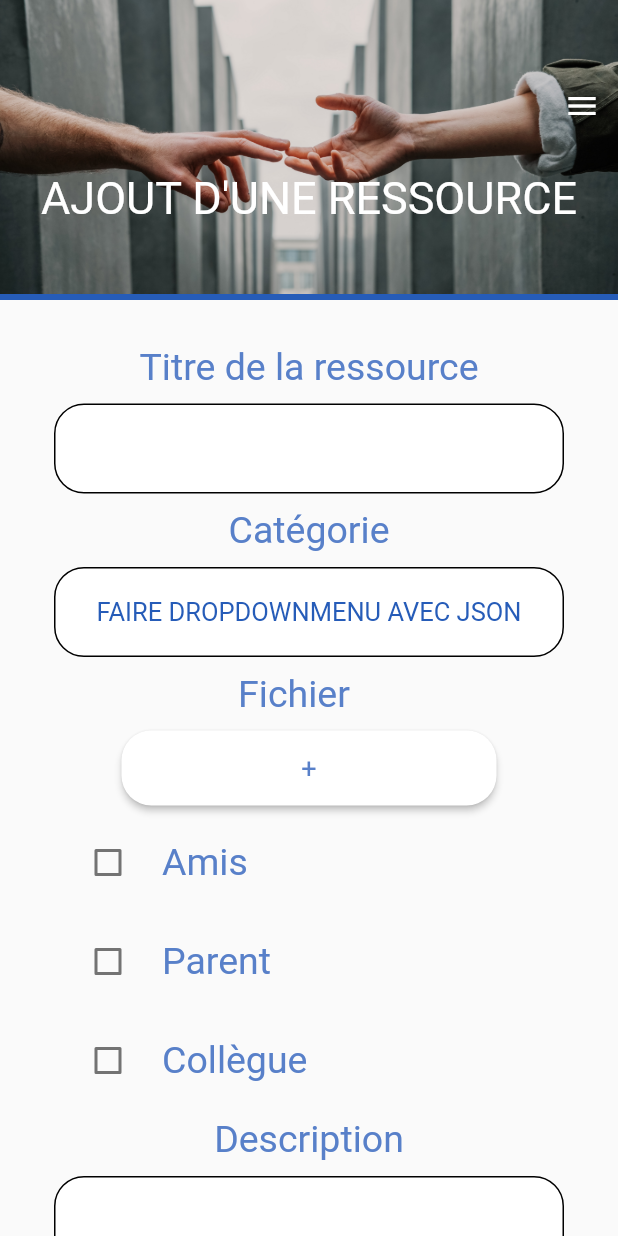
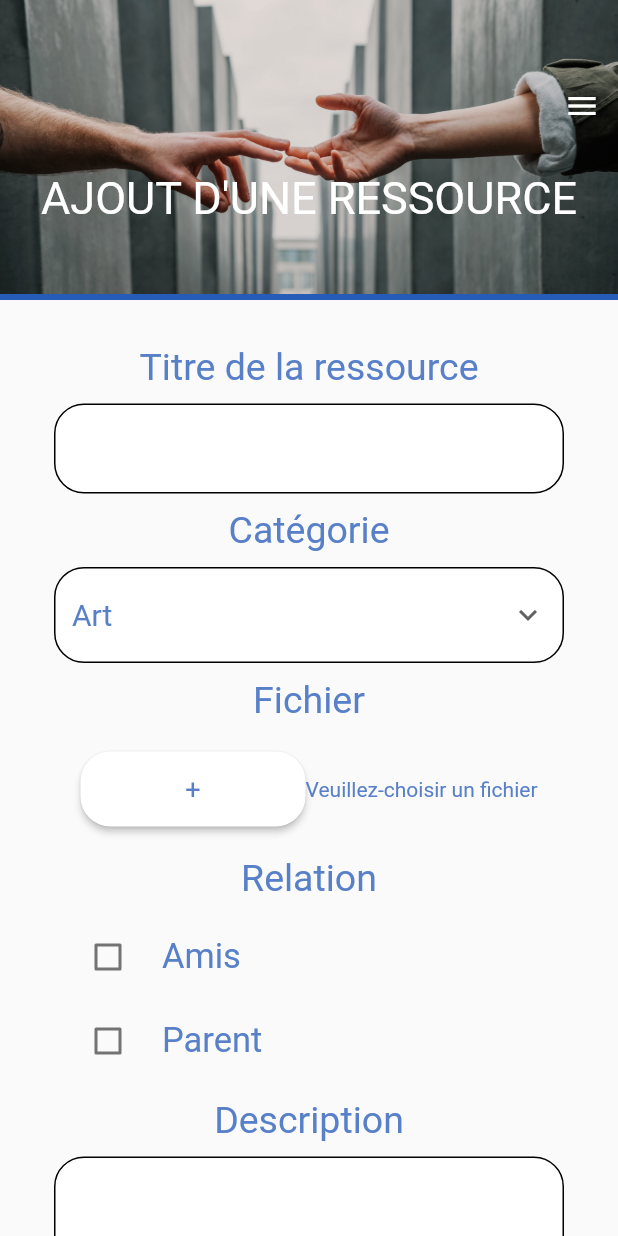
Before and after one commit to JulienCorbo/le_cube, a Flutter app: the addRessource screen opened directly, on a phone screen of 412 x 824 dp. Run offline on Flutter 3.47's test engine with Material 2 defaults, Android fonts, the phone set to English and light mode, and no system bars; our stand-ins replace carousel_slider, file_picker, font_awesome_flutter, form_validator, google_fonts, shared_preferences and 1 more; accounts and stored records are empty.

Commit message:
partie addressource

```diff
--- a/lib/commons/constants.dart
+++ b/lib/commons/constants.dart
@@ -8,10 +8,23 @@ final buttonWhite = ElevatedButton.styleFrom(
   ),
   primary: Colors.white,
   onPrimary: blueText,
-  fixedSize: const Size(250, 50),
+  fixedSize: Size(250, 50),
   shape: RoundedRectangleBorder(
       borderRadius: BorderRadius.circular(20)
   )
+);
+
+
+final buttonAdd = ElevatedButton.styleFrom(
+    textStyle: GoogleFonts.zenKurenaido(
+      textStyle: const TextStyle(fontSize: 18),
+    ),
+    primary: Colors.white,
+    onPrimary: blueText,
+    fixedSize: Size(150, 50),
+    shape: RoundedRectangleBorder(
+        borderRadius: BorderRadius.circular(20)
+    )
 );
 
 final buttonBlue = ElevatedButton.styleFrom(
--- a/lib/screens/addRessource.dart
+++ b/lib/screens/addRessource.dart
@@ -1,37 +1,77 @@
+import 'package:flutter/cupertino.dart';
 import 'package:flutter/material.dart';
 import 'package:google_fonts/google_fonts.dart';
 import 'package:le_cube/screens/category.dart';
-import 'package:share_plus/share_plus.dart';
 import 'package:file_picker/file_picker.dart';
 import 'package:http/http.dart' as http;
 import 'dart:convert';
+import 'dart:io';
 
 import 'package:le_cube/commons/constants.dart';
+import 'package:le_cube/utils/fileInfo.dart';
+import 'package:le_cube/utils/userInfo.dart';
 import 'package:le_cube/widgets/navigationDrawer.dart';
 import 'package:le_cube/models/category.dart';
+import 'package:le_cube/models/file.dart';
+import 'package:le_cube/screens/homePage.dart';
 
-Future<int> fetchCategory(BuildContext context, String pass, String mail) async {
+Future<List> sendFile(BuildContext context, String filePath, String fileName) async {
+  List responseList = [];
+  String responseKey = '';
+  var uri = Uri.parse('https://ressource-relationnelle.herokuapp.com/upload');
+  var request = http.MultipartRequest('POST', uri)
+    ..files.add(await http.MultipartFile.fromPath('file', filePath, filename: fileName));
+    request.send().then((result) async {
+      http.Response.fromStream(result)
+          .then((response) {
+        if (response.statusCode == 200) {
+          print('response.body ' + response.body);
+          Map<String, dynamic> map = json.decode(response.body);
+          List<dynamic> data = map['files'];
+          responseList.add('"'+data[0]['key'].toString()+'"');
+          print(responseList);
+          return responseList;
+        }
+      });
+    }).catchError((err) => print('error : '+err.toString()))
+        .whenComplete(()
+    {});
+    return [];
+  /*var response = await request.send();
+  if (response.statusCode == 200) print( http.Response.fromStream(response));
+  return 1;*/
+}
+
+Future<int> sendRessources(BuildContext context, String title, int idCategory, String description, String userId, List relation, List fileKey) async {
+  /*var uri = Uri.parse('https://ressource-relationnelle.herokuapp.com/ressource/new');
+  var request = http.MultipartRequest('POST', uri)
+  ..contentLength =
+    ..files.add(await http.MultipartFile.fromPath('file', ressources.toString(), filename: 'eee'))
+
+  var response = await request.send();*/
   final response = await http.post(
-    Uri.parse('https://ressource-relationnelle.herokuapp.com/ressources/categories'),
+    Uri.parse('https://ressource-relationnelle.herokuapp.com/ressource/new'),
+
     headers: <String, String>{
       'Content-Type': 'application/json; charset=UTF-8',
     },
     body: jsonEncode({
-      'user': {
-        'email': mail,
-        'mdp': pass,
-      }
+      'titre' : title,
+      'categorie' : idCategory+1,
+      'description' : description,
+      'user_id' : userId,
+      'relation' : relation,
+      'pj' : fileKey,
     }),
   );
 
   if (response.statusCode == 200) {
-
-    final Map<String, dynamic> data = json.decode(response.body);
-    final user = ressourceCategory.fromJson(data['res']);
+    Navigator.of(context).push(MaterialPageRoute(
+        builder: (context) => const homePage()
+    ));
+    print(response.body);
     return 1;
-  }else {
-    // If the server did not return a 201 CREATED response,
-    // then throw an exception.
+  } else {
     print(response.body);
     throw Exception('Failed to create album.');
   }
@@ -46,29 +86,65 @@ class addRessource extends StatefulWidget {
 }
 
 class _addRessourceState extends State<addRessource> {
+  bool fileIsPicked = false;
+  final TextEditingController titleController = TextEditingController();
+  final TextEditingController descriptionController = TextEditingController();
   List<ressourceCategory> categoryList = List<ressourceCategory>.empty();
-
-
   GlobalKey<ScaffoldState> _globalKey = GlobalKey<ScaffoldState>();
-  String? dropdownvalue = 'Selectionner une catégorie';
+  String? dropDownValue = 'Art';
+  int categoryChoose = 0;
   bool friendChecked = false;
   bool parentChecked = false;
   bool coworkerChecked = false;
-  var items = [
-    'literature',
-    'musique',
-    'Culture',
-    'Jeunesse',
-    'Architecture',
-    'Science',
-    'Nature',
-    'Histoire',
-    'Banque',
-    'Art',
-    'Autre'
+  double? fileZoneHeight = 30;
+  String fileChoose = 'Veuillez-choisir un fichier';
+  String fileChooseName = '';
+  List fileKey = [];
+  String pathFile = '';
+  Future<int>? _futureAlbum;
+
+  List _selecteRelation = [];
+  Map<String, dynamic> _relation = {
+    "responseBody": [
+      {"relation_id": "0", "relation_name": "Amis"},
+      {"relation_id": "1", "relation_name": "Parent"},
+    ],
+    "Total" : 2
+  };
+
+  void _onRelationSelected(bool? selected, relation_name) {
+    if (selected == true) {
+      setState(() {
+        _selecteRelation.add(relation_name);
+      });
+    } else {
+      setState(() {
+        _selecteRelation.remove(relation_name);
+      });
+    }
+  }
+
+  int _findCategoryId(List<String> items, String category){
+    categoryChoose = items.indexWhere((element) => element == category);
+    return categoryChoose;
+  }
+
+  List<String> items = [
+    "Art",
+    "Banque",
+    "Histoire",
+    "Nature",
+    "Science",
+    "Architecture",
+    "Jeunesse ",
+    "Culture ",
+    "Musique ",
+    "Littérature ",
+    "Autre",
   ];
 
   Widget build(BuildContext context) {
+    GlobalKey<FormState> _form = GlobalKey<FormState>();
     return Scaffold(
         key: _globalKey,
         endDrawer: NavigationDrawerWidget(),
@@ -87,7 +163,8 @@ class _addRessourceState extends State<addRessource> {
                                     image: AssetImage('assets/hand_fond.png'),
                                     fit: BoxFit.cover
                                 ),
-                                border: Border(bottom: BorderSide(color: blueBorder, width:4 ))
+                                border: Border(bottom: BorderSide(
+                                    color: blueBorder, width: 4))
                             ),
                             child: Column(
                               mainAxisAlignment: MainAxisAlignment.center,
@@ -96,7 +173,8 @@ class _addRessourceState extends State<addRessource> {
                                   children: [
                                     IconButton(
                                         onPressed: () {
-                                          _globalKey.currentState?.openEndDrawer();
+                                          _globalKey.currentState
+                                              ?.openEndDrawer();
                                         },
                                         icon: const Icon(
                                           Icons.menu,
@@ -123,11 +201,14 @@ class _addRessourceState extends State<addRessource> {
                         ),
                         Container(
                             alignment: Alignment.center,
-                            padding: const EdgeInsets.symmetric(vertical: 30, horizontal: 30),
+                            padding: const EdgeInsets.symmetric(
+                                vertical: 30, horizontal: 30),
                             width: 400,
                             child: Form(
+                              key: _form,
                                 child: Wrap(
-                                    crossAxisAlignment: WrapCrossAlignment.center,
+                                    crossAxisAlignment: WrapCrossAlignment
+                                        .center,
                                     alignment: WrapAlignment.center,
                                     runSpacing: 10,
                                     children: <Widget>[
@@ -135,9 +216,11 @@ class _addRessourceState extends State<addRessource> {
                                           "Titre de la ressource",
                                           textAlign: TextAlign.center,
                                           softWrap: true,
-                                          style: textStyle.copyWith(fontSize: 25)
+                                          style: textStyle.copyWith(
+                                              fontSize: 25)
                                       ),
                                       TextFormField(
+                                        controller: titleController,
                                         style: textStyle.copyWith(fontSize: 17),
                                         textAlign: TextAlign.center,
                                         decoration: textInputDecoration,
@@ -147,86 +230,87 @@ class _addRessourceState extends State<addRessource> {
                                           textAlign: TextAlign.left,
                                           style: textStyle.copyWith(fontSize: 25)
                                       ),
-                                      /*DropdownButton(
-                                        isDense: true,
-                                        value: dropdownvalue,
-                                        style: textStyle.copyWith(fontSize: 22),
+                                      DropdownButtonFormField(
+                                        value: dropDownValue,
+                                        decoration: textInputDecoration.copyWith(),
+                                        style: textStyle.copyWith(fontSize: 20),
                                         alignment: AlignmentDirectional.centerStart,
                                         icon: const Icon(Icons.keyboard_arrow_down),
-                                        items: categoryList.map((item) {
-                                          return DropdownMenuItem(
-                                              value: item['name'],
-                                              child: Text(item['name']);
+                                        items: items.map((items) {
+                                          return DropdownMenuItem(value: items, child: Text(items));
                                         }).toList(),
-                                        onChanged: (newValue) {
+                                        onChanged: (String? newValue) {
                                           setState(() {
-                                            dropdownvalue = newValue;
+                                            dropDownValue = newValue;
                                           });
                                         },
-                                      ),*/
-                                      TextFormField(
-                                        style: textStyle.copyWith(fontSize: 17),
-                                        textAlign: TextAlign.center,
-                                        decoration: textInputDecoration.copyWith(hintText: 'FAIRE DROPDOWNMENU AVEC JSON'),
-
                                       ),
                                       Text(
                                           "Fichier",
                                           textAlign: TextAlign.center,
                                           style: textStyle.copyWith(fontSize: 25)
                                       ),
-                                      SizedBox(width: 20),
+                                      SizedBox(width: double.infinity),
                                       ElevatedButton(
-                                        style: buttonWhite,
-                                          onPressed: (){},
+                                          style: buttonAdd,
+                                          onPressed: () async {
+                                            FilePickerResult? result = await FilePicker.platform.pickFiles();
+
+                                            if (result != null) {
+                                              final file = result.files.single.path as String;
+                                              final fileName = result.files.single.name;
+                                              setState(() {
+                                                fileChoose = file;
+                                                fileChooseName = fileName;
+                                                fileIsPicked = true;
+                                              });
+                                            }
+                                          },
                                           child: Text('+')
                                       ),
-                                      CheckboxListTile(
-                                          controlAffinity: ListTileControlAffinity.leading,
-                                          value: friendChecked,
-                                          title: Text(
-                                              'Amis',
-                                            style: textStyle.copyWith(fontSize: 25),
-                                          ),
-                                          onChanged: (value) {
-                                            setState(() {
-                                              friendChecked = value!;
-                                            });
-                                          }
+                                     Text(
+                                       fileChoose,
+                                       style: textStyle,
+                                     ),
+                                      const SizedBox(width: double.infinity),
+                                      Text(
+                                          "Relation",
+                                          textAlign: TextAlign.center,
+                                          softWrap: true,
+                                          style: textStyle.copyWith(
+                                              fontSize: 25)
                                       ),
-                                      CheckboxListTile(
-                                          controlAffinity: ListTileControlAffinity.leading,
-                                          value: parentChecked,
-                                          title: Text(
-                                            'Parent',
-                                            style: textStyle.copyWith(fontSize: 25),
-                                          ),
-                                          onChanged: (value) {
-                                            setState(() {
-                                              parentChecked = value!;
-                                            });
-                                          }
-                                      ),
-                                      CheckboxListTile(
-                                          controlAffinity: ListTileControlAffinity.leading,
-                                          value: coworkerChecked,
-                                          title: Text(
-                                            'Collègue',
-                                            style: textStyle.copyWith(fontSize: 25),
-                                          ),
-                                          onChanged: (value) {
-                                            setState(() {
-                                              coworkerChecked = value!;
-                                            });
-                                          }
+                                      SizedBox(
+                                        child: ListView.builder(
+                                            padding: EdgeInsets.all(0.0),
+                                            physics: const NeverScrollableScrollPhysics(),
+                                            shrinkWrap: true,
+                                            itemCount: _relation['Total'],
+                                            itemBuilder: (BuildContext context, int index) {
+                                              return CheckboxListTile(
+                                                controlAffinity: ListTileControlAffinity.leading,
+                                                value: _selecteRelation
+                                                    .contains(_relation['responseBody'][index]['relation_name']),
+                                                onChanged: (bool? selected) {
+                                                  _onRelationSelected(selected,
+                                                      _relation['responseBody'][index]['relation_name']);
+                                                  },
+                                                title: Text(
+                                                    _relation['responseBody'][index]['relation_name'],
+                                                  style: textStyle.copyWith(fontSize: 23),
+                                                ),
+                                              );
+                                            }),
                                       ),
                                       Text(
                                           "Description",
                                           textAlign: TextAlign.center,
                                           softWrap: true,
-                                          style: textStyle.copyWith(fontSize: 25)
+                                          style: textStyle.copyWith(
+                                              fontSize: 25)
                                       ),
                                       TextFormField(
+                                        controller: descriptionController,
                                         minLines: 8,
                                         maxLines: 8,
                                         style: GoogleFonts.zenKurenaido(
@@ -236,11 +320,30 @@ class _addRessourceState extends State<addRessource> {
                                           ),
                                         ),
                                         textAlign: TextAlign.center,
-                                        decoration: textInputDecoration.copyWith(),
+                                        decoration: textInputDecoration,
                                       ),
                                       ElevatedButton(
                                           style: buttonBlue,
-                                          onPressed: () {},
+                                          onPressed: () {
+                                            if (_form.currentState!.validate()) {
+                                              setState(() async {
+                                                final List fileKey = await sendFile(
+                                                    context,
+                                                    fileChoose,
+                                                    fileChooseName
+                                                );
+                                                _futureAlbum = sendRessources(
+                                                    context,
+                                                    titleController.value.text,
+                                                    _findCategoryId(items, dropDownValue!),
+                                                    descriptionController.value.text,
+                                                    UserInfo.getUserId(),
+                                                    _selecteRelation,
+                                                    fileKey
+                                                );
+                                              });
+                                            }
+                                          },
                                           child: const Text('ENVOYER')
                                       ),
                                     ]
--- a/lib/screens/login.dart
+++ b/lib/screens/login.dart
@@ -27,6 +27,7 @@ Future<int> logUser(BuildContext context, String pass, String mail) async {
 
     final Map<String, dynamic> data = json.decode(response.body);
     final user = User.fromJson(data['res']);
+    print(response.body);
     UserInfo.setUserToken(user.token);
     UserInfo.setUserEmail(user.email);
     UserInfo.setUserFirstname(user.firstname);
--- a/lib/utils/userInfo.dart
+++ b/lib/utils/userInfo.dart
@@ -14,32 +14,32 @@ class UserInfo {
     _preferences = await SharedPreferences.getInstance();
 
   //get & set Token
-  static Future setUserToken(String UserToken) async =>
-      await _preferences.setString(_keyUserToken, UserToken);
+  static Future setUserToken(String UserToken) async => await _preferences.setString(_keyUserToken, UserToken);
   static String getUserToken() => _preferences.getString(_keyUserToken).toString();
+  static Future deleteUserToken() => _preferences.remove(_keyUserToken);
 
   //get & set Email
-  static Future setUserEmail(String UserEmail) async =>
-      await _preferences.setString(_keyUserEmail, UserEmail);
+  static Future setUserEmail(String UserEmail) async => await _preferences.setString(_keyUserEmail, UserEmail);
   static String getUserEmail() => _preferences.getString(_keyUserEmail).toString();
+  static Future deleteUserEmail() => _preferences.remove(_keyUserEmail);
 
   //get & set Lastname
-  static Future setUserLastname(String UserLastname) async =>
-      await _preferences.setString(_keyUserLastname, UserLastname);
+  static Future setUserLastname(String UserLastname) async => await _preferences.setString(_keyUserLastname, UserLastname);
   static String getUserLastname() => _preferences.getString(_keyUserLastname).toString();
+  static Future deleteUserLastname() => _preferences.remove(_keyUserLastname);
 
   //get & set Firstname
-  static Future setUserFirstname(String UserFirstname) async =>
-      await _preferences.setString(_keyUserFirstname, UserFirstname);
+  static Future setUserFirstname(String UserFirstname) async => await _preferences.setString(_keyUserFirstname, UserFirstname);
   static String getUserFirstname() => _preferences.getString(_keyUserFirstname).toString();
+  static Future deleteUserFirstname() => _preferences.remove(_keyUserFirstname);
 
   //get & set Role
-  static Future setUserRole(String UserRolename) async =>
-      await _preferences.setString(_keyUserRole, UserRolename);
+  static Future setUserRole(String UserRolename) async => await _preferences.setString(_keyUserRole, UserRolename);
   static String getUserRole() => _preferences.getString(_keyUserRole).toString();
+  static Future deleteUserRole() => _preferences.remove(_keyUserRole);
 
   //get & set Id
-  static Future setUserId(String UserId) async =>
-      await _preferences.setString(_keyUserID, UserId);
+  static Future setUserId(String UserId) async => await _preferences.setString(_keyUserID, UserId);
   static String getUserId() => _preferences.getString(_keyUserID).toString();
+  static Future deleteUserId() => _preferences.remove(_keyUserID);
 }
--- a/pubspec.yaml
+++ b/pubspec.yaml
@@ -16,12 +16,11 @@ dependencies:
   google_fonts: ^2.3.1
   cupertino_icons: ^1.0.2
   carousel_slider: ^4.0.0
-  share_plus: ^3.1.0
   video_player: ^2.2.19
   font_awesome_flutter: ^9.2.0
   form_validator: ^1.0.2
   shared_preferences: ^2.0.13
-  file_picker: ^3.0.4
+  file_picker: ^4.5.1
 
 dev_dependencies:
   flutter_test:
```
Also changed, not shown: lib/models/file.dart (added, +11 -0 lines), lib/screens/profil.dart (+17 -10 lines), lib/utils/categoryInfo.dart (added, +27 -0 lines), lib/utils/fileInfo.dart (added, +14 -0 lines), pubspec.lock.
